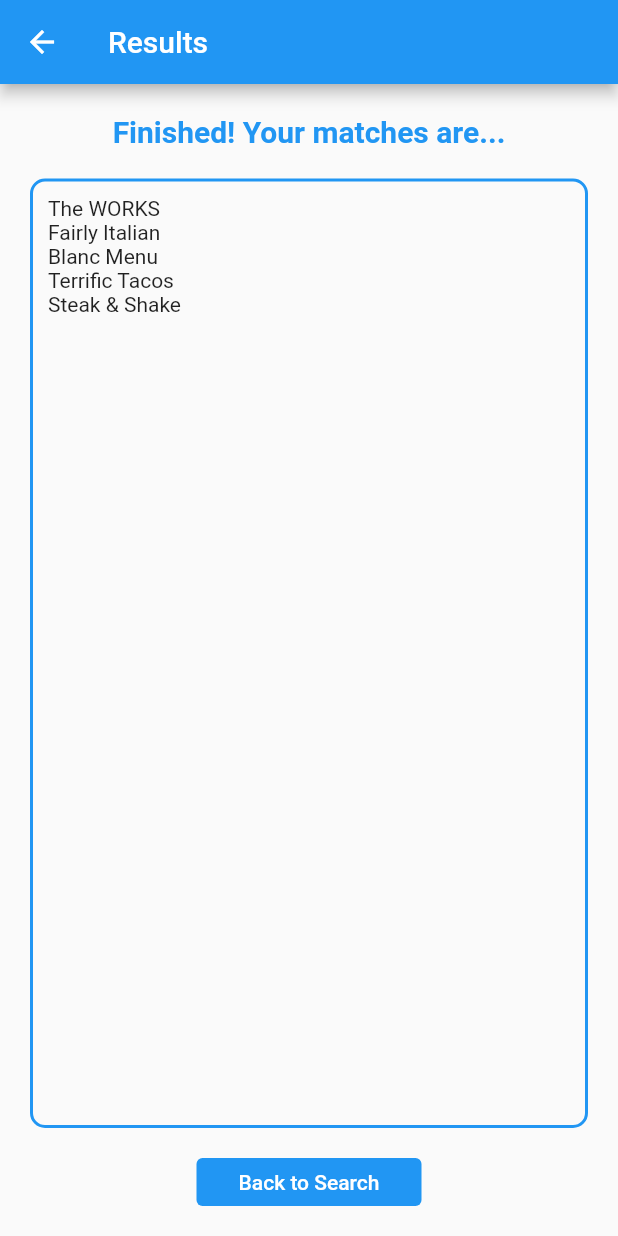
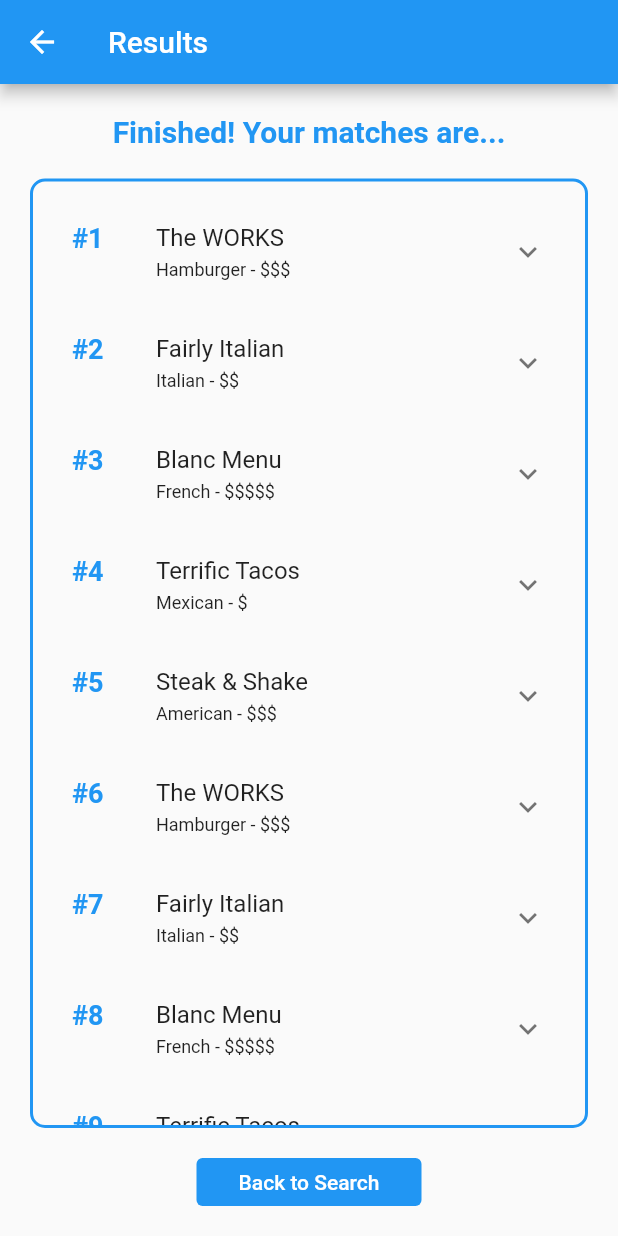
Before and after one commit to MatthewSzurkowski/TasteTwin, a Flutter app: the ResultsPage screen opened directly, on a phone screen of 412 x 824 dp. Run offline on Flutter 3.47's test engine with Material 2 defaults, Android fonts, the phone set to English and light mode, and no system bars; our stand-ins replace carousel_slider.

Commit message:
finish up design for results page

```diff
--- a/taste_twin/lib/models/restaurant.dart
+++ b/taste_twin/lib/models/restaurant.dart
@@ -73,4 +73,63 @@ final List<Restaurant> tempRestaurantList = [
     "https://unsplash.com/photos/Ciqxn7FE4vE",
     "\$\$\$",
   ),
+  Restaurant(
+    "The WORKS",
+    10,
+    "Hamburger",
+    {
+      "Big Burger": "It is a pretty large burger - \$18",
+      "Best Burger": "This is our best burger - \$22",
+    },
+    "Burger place serving craft beer & burgers.",
+    "https://unsplash.com/photos/poI7DelFiVA",
+    "\$\$\$",
+  ),
+  Restaurant(
+    "Fairly Italian",
+    24,
+    "Italian",
+    {
+      "Perfect Pasta": "This is good, you should eat it - \$15",
+      "Passable Pasta": "This is more of a risk, but economical - \$8",
+      "Pretentious Pasta": "Wow, we are impressed you ordered it - \$36",
+    },
+    "Local restauarant specializing in mid-tier Italian cuisine.",
+    "https://unsplash.com/photos/N_Y88TWmGwA",
+    "\$\$",
+  ),
+  Restaurant(
+    "Blanc Menu",
+    12,
+    "French",
+    {},
+    "Hip and upscale restauarant specializing in French cuisine.",
+    "https://unsplash.com/photos/nmpW_WwwVSc",
+    "\$\$\$\$\$",
+  ),
+  Restaurant(
+    "Terrific Tacos",
+    18,
+    "Mexican",
+    {
+      "Two Tacos": "Two of our finest tacos - \$6",
+      "Twenty Tacos": "Twenty of our finest tacos - \$10",
+      "Twenty-Two Tacos": "Twenty-two of our finest tacos - \$22",
+    },
+    "The absolute best Tacos in town!",
+    "https://unsplash.com/photos/oCsaxvGCehM",
+    "\$",
+  ),
+  Restaurant(
+    "Steak & Shake",
+    19,
+    "American",
+    {
+      "Steak": " - \$4",
+      "Milkshake": " - \$44",
+    },
+    "We serve perfectly cooked steak alongside our world renowned milkshakes.",
+    "https://unsplash.com/photos/Ciqxn7FE4vE",
+    "\$\$\$",
+  ),
 ];
--- a/taste_twin/lib/pages/results_page.dart
+++ b/taste_twin/lib/pages/results_page.dart
@@ -18,6 +18,7 @@ class ResultsPage extends StatelessWidget {
         child: Column(
           mainAxisAlignment: MainAxisAlignment.spaceBetween,
           children: [
+            // Title
             Container(
               margin: const EdgeInsets.all(20),
               child: const Text(
@@ -29,6 +30,8 @@ class ResultsPage extends StatelessWidget {
                 ),
               ),
             ),
+
+            // Scrollable list of Results
             Expanded(
               child: Container(
                 margin: const EdgeInsets.symmetric(horizontal: 20),
@@ -38,12 +41,38 @@ class ResultsPage extends StatelessWidget {
                 child: ListView.builder(
                   padding: const EdgeInsets.all(10.0),
                   itemBuilder: ((context, index) {
-                    return Text(matches[index].name);
+                    return ExpansionTile(
+                      leading: Text(
+                        "#${index + 1}",
+                        style: const TextStyle(
+                          color: Colors.blue,
+                          fontSize: 18,
+                          fontWeight: FontWeight.bold,
+                        ),
+                      ),
+                      title: Text(matches[index].name),
+                      subtitle: Text(
+                        "${matches[index].type} - ${matches[index].price}",
+                        style: const TextStyle(fontSize: 12),
+                      ),
+                      children: [
+                        Text(matches[index].description),
+                        const SizedBox(
+                          height: 10,
+                        ),
+                        Text(
+                          "Only ${matches[index].location} km from you.",
+                          style: const TextStyle(fontSize: 12),
+                        )
+                      ],
+                    );
                   }),
                   itemCount: matches.length,
                 ),
               ),
             ),
+
+            // Back to Search button
             Container(
               margin: const EdgeInsets.all(20),
               child: SizedBox(
@@ -66,7 +95,9 @@ class ResultsPage extends StatelessWidget {
                       },
                     ),
                   ),
-                  onPressed: (() {}),
+                  onPressed: (() {
+                    Navigator.of(context).pop();
+                  }),
                   child: const Center(
                     child: Text("Back to Search"),
                   ),
```
